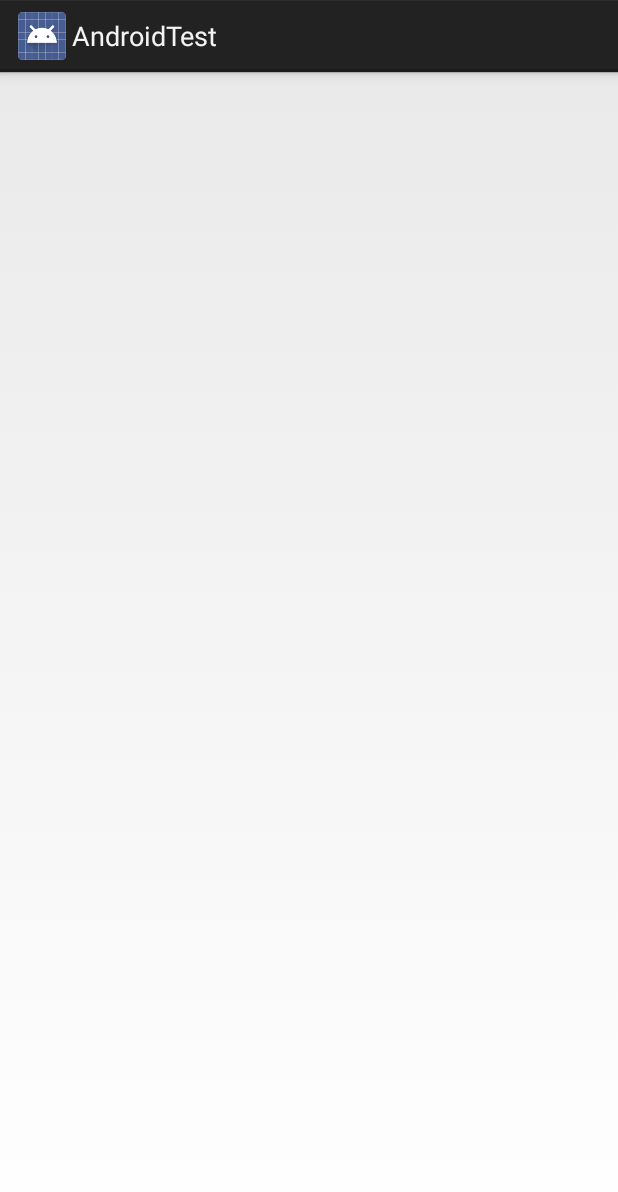
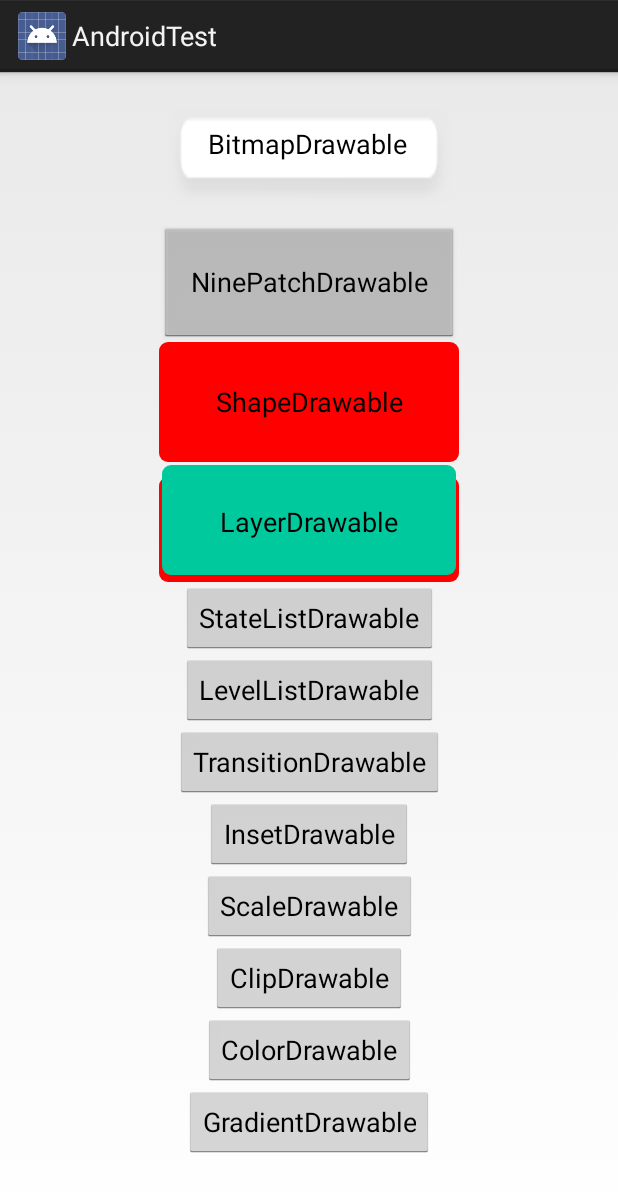
Before and after one commit to qiaolw/AndroidTest, an Android app: the QWDrawableAty screen opened directly, with no data from a screen before it, on a phone screen of 412 x 824 dp. Shown: the top 1192 px of the screen. Run offline under Robolectric (Android 15) with nearby library versions, the phone set to English and light mode, and no system bars.

Commit message:
drawable layerlist test

```diff
--- a/app/src/main/AndroidManifest.xml
+++ b/app/src/main/AndroidManifest.xml
@@ -46,15 +46,15 @@
         <activity
             android:name=".QWViewAty"
             android:screenOrientation="portrait" />
-        <activity android:name=".QWTouchAty" />
-        <activity android:name=".GWRxBleAty" />
+        <activity android:name=".QWTouchAty" android:screenOrientation="portrait"/>
+        <activity android:name=".GWRxBleAty" android:screenOrientation="portrait"/>
         <activity
             android:name=".GWGoogleFitAty"
-            android:theme="@style/Theme.AppCompat.Light.NoActionBar" />
-        <activity android:name=".QWSqlAty" />
-        <activity android:name=".GWAnnotationAty" />
-        <activity android:name=".GWThreadAty" />
-        <activity android:name=".Drawable.QWDrawableAty"></activity>
+            android:theme="@style/Theme.AppCompat.Light.NoActionBar" android:screenOrientation="portrait"/>
+        <activity android:name=".QWSqlAty" android:screenOrientation="portrait"/>
+        <activity android:name=".GWAnnotationAty" android:screenOrientation="portrait"/>
+        <activity android:name=".GWThreadAty" android:screenOrientation="portrait"/>
+        <activity android:name=".Drawable.QWDrawableAty" android:screenOrientation="portrait"></activity>
     </application>
 
 </manifest>
--- a/app/src/main/java/com/ydzncd/androidtest/Drawable/QWDrawableAty.java
+++ b/app/src/main/java/com/ydzncd/androidtest/Drawable/QWDrawableAty.java
@@ -1,5 +1,9 @@
 package com.ydzncd.androidtest.Drawable;
 
+/*
+https://blog.csdn.net/javazejian/article/details/52247337
+https://developer.android.com/guide/topics/resources/drawable-resource?hl=zh-cn
+ */
 import android.app.Activity;
 import android.os.Bundle;
 
--- a/app/src/main/java/com/ydzncd/androidtest/MainActivity.java
+++ b/app/src/main/java/com/ydzncd/androidtest/MainActivity.java
@@ -27,4 +27,6 @@ public class MainActivity extends Activity {
         mMainAdapter = new QWMainAdapter(this);
         rvMain.setAdapter(mMainAdapter);
     }
+
+    //第三方平台  Strava  googlefit
 }
--- a/app/src/main/java/com/ydzncd/androidtest/MyView/QWDrawClipView.java
+++ b/app/src/main/java/com/ydzncd/androidtest/MyView/QWDrawClipView.java
@@ -54,7 +54,7 @@ public class QWDrawClipView extends View {
         tLinePath.moveTo(50, 50);
         tLinePath.cubicTo(50, 50,150, 120, 400, 150);
  //       tLinePath.lineTo(150, 120);
-       tLinePath.setFillType(Path.FillType.INVERSE_WINDING);
+        tLinePath.setFillType(Path.FillType.INVERSE_WINDING);
         canvas.drawPath(tLinePath, mPaint);
 
 
--- /dev/null
+++ b/app/src/main/res/drawable/layerlist_shadow.xml
@@ -0,0 +1,43 @@
+<?xml version="1.0" encoding="utf-8"?>
+<layer-list xmlns:android="http://schemas.android.com/apk/res/android" >
+
+    <item
+        android:left="0dp"
+        android:top="10dp"
+        android:right="0dp"
+        android:bottom="0dp">
+        <shape android:shape="rectangle" >
+
+            <gradient
+                android:angle="270"
+                android:endColor="@color/red"
+                android:startColor="@color/red" />
+
+            <corners
+                android:bottomLeftRadius="6dip"
+                android:bottomRightRadius="6dip"
+                android:topLeftRadius="6dip"
+                android:topRightRadius="6dip" />
+        </shape>
+    </item>
+
+    <item
+        android:left="2dp"
+        android:top="2dp"
+        android:right="2dp"
+        android:bottom="5dp">
+        <shape android:shape="rectangle" >
+
+            <gradient
+                android:angle="270"
+                android:endColor="@color/green"
+                android:startColor="@color/green" />
+
+            <corners
+                android:bottomLeftRadius="6dip"
+                android:bottomRightRadius="6dip"
+                android:topLeftRadius="6dip"
+                android:topRightRadius="6dip" />
+        </shape>
+    </item>
+</layer-list>
--- /dev/null
+++ b/app/src/main/res/drawable/shape_myrect.xml
@@ -0,0 +1,7 @@
+<?xml version="1.0" encoding="utf-8"?>
+<!-- res/drawable/myrect.xml -->
+<shape xmlns:android="http://schemas.android.com/apk/res/android"
+    android:shape="rectangle">
+    <solid android:color="@color/red" />
+    <corners android:radius="5dp" />
+</shape>
--- /dev/null
+++ b/app/src/main/res/drawable/shape_shadow.xml
@@ -0,0 +1,12 @@
+<?xml version="1.0" encoding="utf-8"?>
+<shape android:shape="rectangle" xmlns:android="http://schemas.android.com/apk/res/android">
+    <gradient
+        android:angle="270"
+        android:endColor="@color/red"
+        android:startColor="@color/red" />
+    <corners
+        android:bottomLeftRadius="6dip"
+        android:bottomRightRadius="6dip"
+        android:topLeftRadius="6dip"
+        android:topRightRadius="6dip" />
+</shape>
--- /dev/null
+++ b/app/src/main/res/drawable/shape_shadow_two.xml
@@ -0,0 +1,13 @@
+<?xml version="1.0" encoding="utf-8"?>
+<shape android:shape="rectangle" xmlns:android="http://schemas.android.com/apk/res/android">
+    <gradient
+        android:angle="270"
+        android:endColor="@color/green"
+        android:startColor="@color/green" />
+
+    <corners
+        android:bottomLeftRadius="6dip"
+        android:bottomRightRadius="6dip"
+        android:topLeftRadius="6dip"
+        android:topRightRadius="6dip" />
+</shape>
--- a/app/src/main/res/layout/activity_qwdrawable_aty.xml
+++ b/app/src/main/res/layout/activity_qwdrawable_aty.xml
@@ -5,5 +5,107 @@
     android:layout_width="match_parent"
     android:layout_height="match_parent"
     tools:context=".Drawable.QWDrawableAty">
+    <Button
+        android:id="@+id/bt_BitmapDrawable"
+        app:layout_constraintLeft_toLeftOf="parent"
+        app:layout_constraintRight_toRightOf="parent"
+        app:layout_constraintTop_toTopOf="parent"
+        android:layout_width="200dp"
+        android:layout_height="80dp"
+        android:layout_marginTop="10dp"
+        android:background="@drawable/home_shadow_bg"
+        android:text="BitmapDrawable"/>
+    <Button
+        android:id="@+id/bt_NinePatchDrawable"
+        app:layout_constraintLeft_toLeftOf="parent"
+        app:layout_constraintRight_toRightOf="parent"
+        app:layout_constraintTop_toBottomOf="@+id/bt_BitmapDrawable"
+        android:layout_width="200dp"
+        android:layout_height="80dp"
+        android:layout_marginTop="10dp"
+        android:elevation="2dp"
+        android:text="NinePatchDrawable"/>
+    <Button
+        android:id="@+id/bt_ShapeDrawable"
+        app:layout_constraintLeft_toLeftOf="parent"
+        app:layout_constraintRight_toRightOf="parent"
+        app:layout_constraintTop_toBottomOf="@+id/bt_NinePatchDrawable"
+        android:layout_width="200dp"
+        android:layout_height="80dp"
+        android:background="@drawable/shape_shadow"
+        android:text="ShapeDrawable"/>
+    <Button
+        android:id="@+id/bt_LayerDrawable"
+        app:layout_constraintLeft_toLeftOf="parent"
+        app:layout_constraintRight_toRightOf="parent"
+        app:layout_constraintTop_toBottomOf="@+id/bt_ShapeDrawable"
+        android:layout_width="200dp"
+        android:layout_height="80dp"
+        android:background="@drawable/layerlist_shadow"
+        android:text="LayerDrawable"/>
+    <Button
+        android:id="@+id/bt_StateListDrawable"
+        app:layout_constraintLeft_toLeftOf="parent"
+        app:layout_constraintRight_toRightOf="parent"
+        app:layout_constraintTop_toBottomOf="@+id/bt_LayerDrawable"
+        android:layout_width="wrap_content"
+        android:layout_height="wrap_content"
+        android:text="StateListDrawable"/>
+    <Button
+        android:id="@+id/bt_LevelListDrawable"
+        app:layout_constraintLeft_toLeftOf="parent"
+        app:layout_constraintRight_toRightOf="parent"
+        app:layout_constraintTop_toBottomOf="@+id/bt_StateListDrawable"
+        android:layout_width="wrap_content"
+        android:layout_height="wrap_content"
+        android:text="LevelListDrawable"/>
+    <Button
+        android:id="@+id/bt_TransitionDrawable"
+        app:layout_constraintLeft_toLeftOf="parent"
+        app:layout_constraintRight_toRightOf="parent"
+        app:layout_constraintTop_toBottomOf="@+id/bt_LevelListDrawable"
+        android:layout_width="wrap_content"
+        android:layout_height="wrap_content"
+        android:text="TransitionDrawable"/>
+    <Button
+        android:id="@+id/bt_InsetDrawable"
+        app:layout_constraintLeft_toLeftOf="parent"
+        app:layout_constraintRight_toRightOf="parent"
+        app:layout_constraintTop_toBottomOf="@+id/bt_TransitionDrawable"
+        android:layout_width="wrap_content"
+        android:layout_height="wrap_content"
+        android:text="InsetDrawable"/>
+    <Button
+        android:id="@+id/bt_ScaleDrawable"
+        app:layout_constraintLeft_toLeftOf="parent"
+        app:layout_constraintRight_toRightOf="parent"
+        app:layout_constraintTop_toBottomOf="@+id/bt_InsetDrawable"
+        android:layout_width="wrap_content"
+        android:layout_height="wrap_content"
+        android:text="ScaleDrawable"/>
+    <Button
+        android:id="@+id/bt_ClipDrawable"
+        app:layout_constraintLeft_toLeftOf="parent"
+        app:layout_constraintRight_toRightOf="parent"
+        app:layout_constraintTop_toBottomOf="@+id/bt_ScaleDrawable"
+        android:layout_width="wrap_content"
+        android:layout_height="wrap_content"
+        android:text="ClipDrawable"/>
+    <Button
+        android:id="@+id/bt_ColorDrawable"
+        app:layout_constraintLeft_toLeftOf="parent"
+        app:layout_constraintRight_toRightOf="parent"
+        app:layout_constraintTop_toBottomOf="@+id/bt_ClipDrawable"
+        android:layout_width="wrap_content"
+        android:layout_height="wrap_content"
+        android:text="ColorDrawable"/>
+    <Button
+        android:id="@+id/bt_GradientDrawable"
+        app:layout_constraintLeft_toLeftOf="parent"
+        app:layout_constraintRight_toRightOf="parent"
+        app:layout_constraintTop_toBottomOf="@+id/bt_ColorDrawable"
+        android:layout_width="wrap_content"
+        android:layout_height="wrap_content"
+        android:text="GradientDrawable"/>
 
 </android.support.constraint.ConstraintLayout>
--- a/app/src/main/res/values/colors.xml
+++ b/app/src/main/res/values/colors.xml
@@ -5,7 +5,7 @@
     <color name="colorAccent">#FF4081</color>
     <color name="white">#FFFFFF</color>
     <color name="green">#00ca9d</color>
-    <color name="red">#222222</color>
+    <color name="red">#F00</color>
     <color name="defaultDark">#EFEFEF</color>
     <color name="clearColor">#00FFFFFF</color>
     <color name="green_yd">#00ca9d</color>
```
Also changed, not shown: app/src/main/res/drawable/home_shadow_bg.9.png (added).
